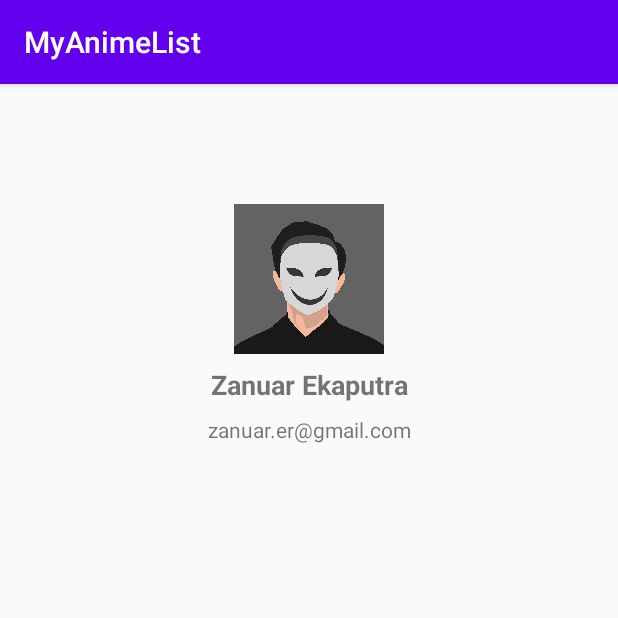
After one commit to zanuarts/my-anime-list, an Android app: the AboutPage screen opened directly, with no data from a screen before it, on a phone screen of 412 x 824 dp, the top half of it. The commit adds this screen. Run offline under Robolectric (Android 15) with nearby library versions, the phone set to English and light mode, and no system bars.

Commit message:
add about page

```diff
--- a/app/src/main/AndroidManifest.xml
+++ b/app/src/main/AndroidManifest.xml
@@ -9,7 +9,8 @@
         android:roundIcon="@mipmap/ic_launcher_round"
         android:supportsRtl="true"
         android:theme="@style/AppTheme">
-        <activity android:name=".DetailActivity"></activity>
+        <activity android:name=".AboutPage"></activity>
+        <activity android:name=".DetailActivity" />
         <activity android:name=".MainActivity">
             <intent-filter>
                 <action android:name="android.intent.action.MAIN" />
--- /dev/null
+++ b/app/src/main/java/com/example/myanimelist/AboutPage.java
@@ -0,0 +1,14 @@
+package com.example.myanimelist;
+
+import androidx.appcompat.app.AppCompatActivity;
+
+import android.os.Bundle;
+
+public class AboutPage extends AppCompatActivity {
+
+    @Override
+    protected void onCreate(Bundle savedInstanceState) {
+        super.onCreate(savedInstanceState);
+        setContentView(R.layout.activity_about_page);
+    }
+}
--- /dev/null
+++ b/app/src/main/res/layout/activity_about_page.xml
@@ -0,0 +1,30 @@
+<?xml version="1.0" encoding="utf-8"?>
+<LinearLayout xmlns:android="http://schemas.android.com/apk/res/android"
+    xmlns:tools="http://schemas.android.com/tools"
+    android:layout_width="match_parent"
+    android:layout_height="match_parent"
+    android:orientation="vertical"
+    android:padding="16dp">
+
+    <ImageView
+        android:layout_width="match_parent"
+        android:layout_height="100dp"
+        android:layout_marginTop="64dp"
+        android:src="@drawable/profile"/>
+
+    <TextView
+        android:layout_width="match_parent"
+        android:layout_height="wrap_content"
+        android:layout_margin="8dp"
+        android:textSize="18sp"
+        android:textStyle="bold"
+        android:gravity="center"
+        android:text="@string/name"/>
+
+    <TextView
+        android:layout_width="match_parent"
+        android:layout_height="wrap_content"
+        android:text="@string/email"
+        android:gravity="center"/>
+
+</LinearLayout>
--- a/app/src/main/res/values/strings.xml
+++ b/app/src/main/res/values/strings.xml
@@ -3,4 +3,7 @@
     <string name="anime_name">Anime Name</string>
     <string name="detail">Detail</string>
     <string name="data_received">Data received</string>
+    <string name="about">About</string>
+    <string name="name">Zanuar Ekaputra</string>
+    <string name="email">zanuar.er@gmail.com</string>
 </resources>
```
Also changed, not shown: app/src/main/java/com/example/myanimelist/DetailActivity.java (+5 -10 lines), app/src/main/java/com/example/myanimelist/MainActivity.java (+20 -0 lines), app/src/main/res/layout/activity_detail.xml (+74 -5 lines), app/src/main/res/menu/menu.xml (added, +9 -0 lines), app/src/main/res/drawable-v24/profile.jpg (added).
